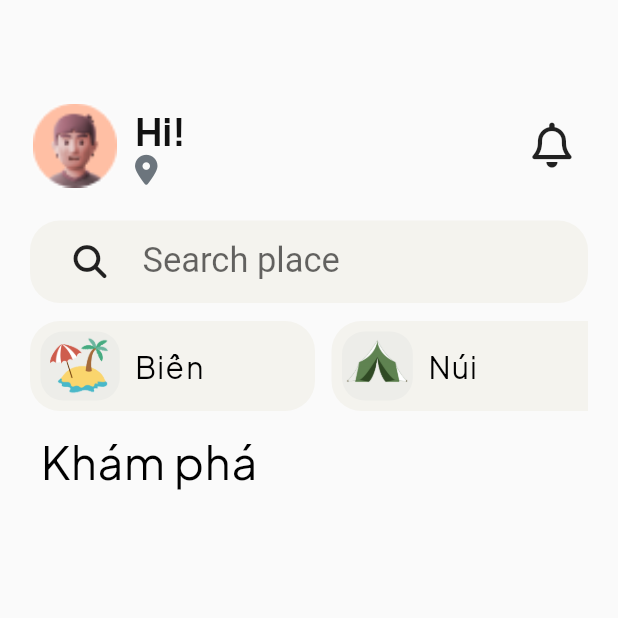
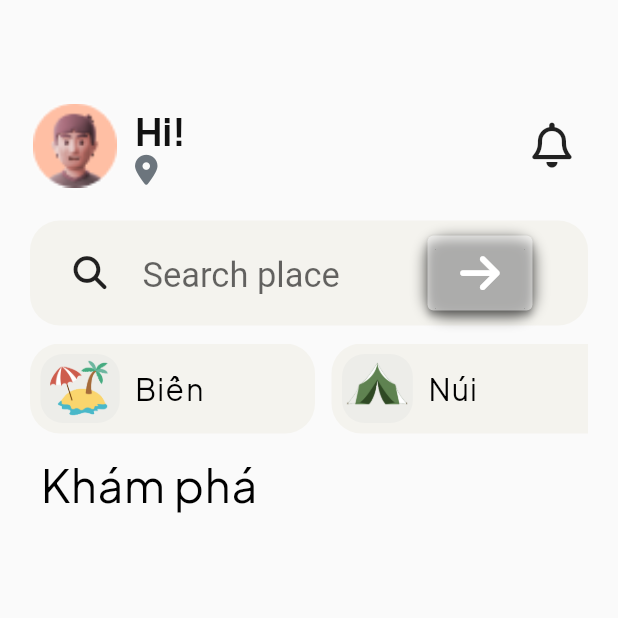
Before and after one commit to TanHugg/AppTravel, a Flutter app: the HomePage screen opened directly with empty values, on a phone screen of 412 x 824 dp, the top half of it. Run offline on Flutter 3.47's test engine with Material 2 defaults, Android fonts, the phone set to English and light mode, and no system bars; our stand-ins replace cloud_firestore, firebase_auth, firebase_core, font_awesome_flutter, google_fonts, image_picker and 3 more; accounts and stored records are empty.

Commit message:
Xong tìm kiếm

```diff
--- a/lib/pages/home_page.dart
+++ b/lib/pages/home_page.dart
@@ -41,8 +41,10 @@ class _HomePageState extends State<HomePage> {
   }
 
   //Lấy ra tất cả tour có trong Firebase thông qua typeTour truyền vô
-  Stream<List<aTour>> readListTour(String typeTour) => (typeTour == '')
-      ? FirebaseFirestore.instance.collection('Tour').snapshots().map(
+  Stream<List<aTour>> readListTour(String typeTour, String searchTour) => (typeTour == '')
+      ? FirebaseFirestore.instance.collection('Tour')
+      .where('nameTour',isGreaterThanOrEqualTo: searchTour)
+      .snapshots().map(
           (snapshot) =>
               snapshot.docs.map((doc) => aTour.fromJson(doc.data())).toList())
       : FirebaseFirestore.instance
@@ -78,7 +80,7 @@ class _HomePageState extends State<HomePage> {
   }
 
   //Hàm đưa dữ liệu lên Firebase
-  void createTours() async {
+  /*void createTours() async {
     createATour('Cota Rica', '8000000', 'beach', false, '', 14, 6, 2023);
     createATour('San Diego', '16000000', 'beach', false, '', 15, 6, 2023);
     createATour('Navagio', '18000000', 'beach', false, '', 15, 6, 2023);
@@ -89,7 +91,7 @@ class _HomePageState extends State<HomePage> {
     createATour('Colosseum', '28000000', 'city', false, '', 19, 6, 2023);
     createATour('Los Cabos', '18000000', 'city', false, '', 19, 6, 2023);
     createATour('Santorini', '12000000', 'beach', false, '', 26, 6, 2023);
-  }
+  }*/
 
   //Hàm đăng ký dữ liệu tourDetails lên Firebase
   void createTourDetail(
@@ -132,7 +134,7 @@ class _HomePageState extends State<HomePage> {
   }
 
   //Hàm đưa dữ liệu lên Firebase
-  void createAllTourDetail() {
+  /*void createAllTourDetail() {
     createTourDetail(
         'Nhd7srL72oNncFxiIthz',
         'Bernese Oberland, Bern',
@@ -246,16 +248,19 @@ class _HomePageState extends State<HomePage> {
         textHelpers.textDetailsFujiSiju,
         5,
         'Khách sạn: 4 sao','9000000','9900000');
-  }
+  }*/
 
   //Gọi hàm này để load lại Layout
-  TypeTours typeTours = TypeTours(
-    refreshLayout: () {},
-  );
+  TypeTours typeTours = TypeTours(refreshLayout: () {});
+
+
+  SearchTours searchTours = SearchTours(refreshLayout: () {},);
 
   //Hàm bắt buộc class này phải dc reBuild
   void _refreshLayout() {
-    setState(() {});
+    setState(() {
+      typeTours.setTypeTour();
+    });
   }
 
   late String addressCurrent;
@@ -344,7 +349,7 @@ class _HomePageState extends State<HomePage> {
                 ),
               ),
               //Container Search
-              Padding(padding: EdgeInsets.only(top: 20), child: SearchTours()),
+              Padding(padding: EdgeInsets.only(top: 20), child: SearchTours(refreshLayout: _refreshLayout)),
               //3 block mountain, beach, city,
               TypeTours(refreshLayout: _refreshLayout),
               //Container Explorer
@@ -359,12 +364,12 @@ class _HomePageState extends State<HomePage> {
                       height: 0,
                       color: Colors.black)),
               SizedBox(height: 10),
-              //Container Tours
+              //Container List Tours
               Container(
                   height: 350,
                   width: size.width,
                   child: StreamBuilder<List<aTour>>(
-                    stream: readListTour(typeTours.checkTypeTours()),
+                    stream: readListTour(typeTours.checkTypeTours(),searchTours.checkSearchTour()),
                     builder: (context, snapshot) {
                       if (snapshot.hasError) {
                         return Text('Something went wrong! ${snapshot.error}');
--- a/lib/widget/HomePage/search_tours.dart
+++ b/lib/widget/HomePage/search_tours.dart
@@ -1,15 +1,32 @@
 import 'package:flutter/material.dart';
 import 'package:font_awesome_flutter/font_awesome_flutter.dart';
 
-class SearchTours extends StatelessWidget {
-  const SearchTours({Key? key}) : super(key: key);
+String searchTour = '';
+class SearchTours extends StatefulWidget {
+  const SearchTours({Key? key, required this.refreshLayout}) : super(key: key);
 
+  final VoidCallback refreshLayout; //Là function bên kia a
+
+  @override
+  State<SearchTours> createState() => _SearchToursState();
+
+  String checkSearchTour() {
+    return searchTour;
+  }
+}
+
+class _SearchToursState extends State<SearchTours> {
+  void _listenRefresh() {
+    widget.refreshLayout();
+  }
+
+  final searchTourController = TextEditingController();
   @override
   Widget build(BuildContext context) {
     //Size size = MediaQuery.of(context).size * 0.8;
     return Container(
         width: 470,
-        height: 55,
+        height: 70,
         decoration: BoxDecoration(
             borderRadius: BorderRadius.circular(20), color: Color(0xfff4f3ee)),
         child: Row(
@@ -28,17 +45,48 @@ class SearchTours extends StatelessWidget {
             Padding(
               padding: const EdgeInsets.only(left: 13, bottom: 3, top: 11),
               child: Container(
-                width: 240,
-                height: 55,
+                width: 170,
+                height: 75,
                 decoration: BoxDecoration(
                   borderRadius: BorderRadius.circular(20),
                 ),
                 child: TextField(
+                  controller: searchTourController,
                   style: TextStyle(
+                    overflow: TextOverflow.visible,
                     fontSize: 23,
                   ),
                   decoration: InputDecoration(
                       hintText: 'Search place', border: InputBorder.none),
+                ),
+              ),
+            ),
+            Padding(
+              padding: EdgeInsets.only(left: 20),
+              child: Container(
+                width: 70,
+                height: 50,
+                padding: EdgeInsets.all(0), // đặt lề cho Container bằng 0
+                decoration: BoxDecoration(
+                  borderRadius: BorderRadius.circular(15),
+                  boxShadow: [
+                    BoxShadow(
+                      color: Colors.black.withOpacity(0.5),
+                      spreadRadius: 2,
+                      blurRadius: 7,
+                      offset: Offset(0, 3),
+                    ),
+                  ],
+                ),
+                child: ElevatedButton(
+                  onPressed: (){
+                    searchTour = searchTourController.text;
+                    _listenRefresh();
+                  },
+                  style: ElevatedButton.styleFrom(
+                    backgroundColor: Colors.white.withOpacity(0.5)
+                  ),
+                  child: FaIcon(FontAwesomeIcons.arrowRight,size: 30),
                 ),
               ),
             )
```
Also changed, not shown: lib/widget/HomePage/type_tours.dart (+7 -3 lines), pubspec.lock, 1 other file.
